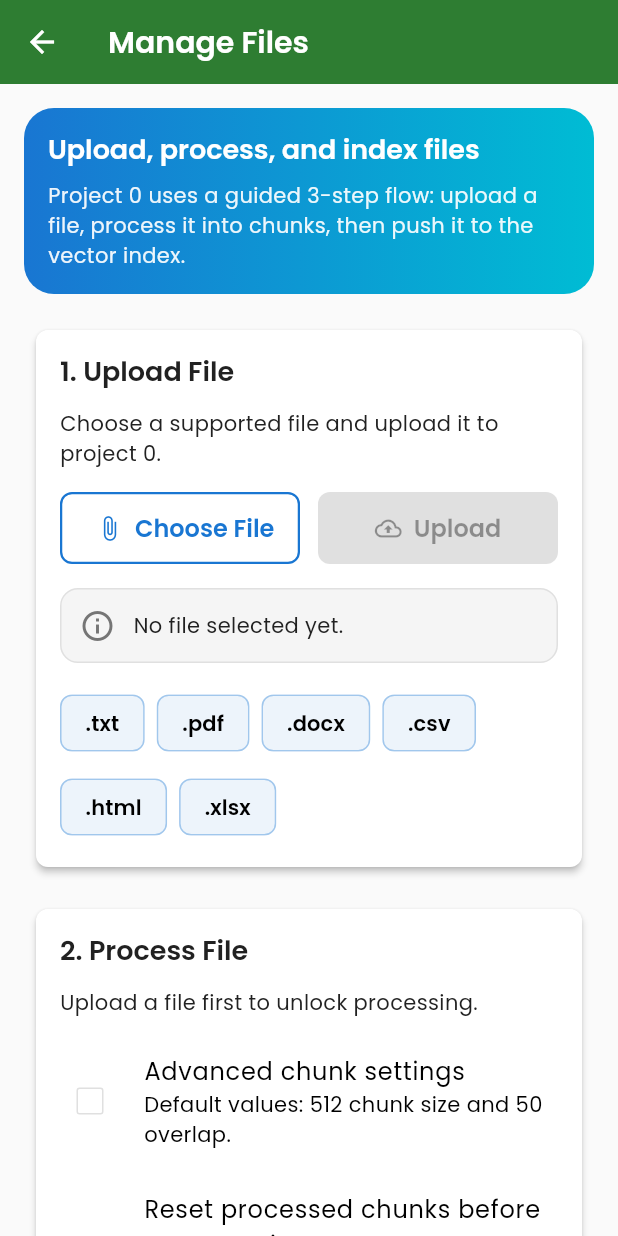
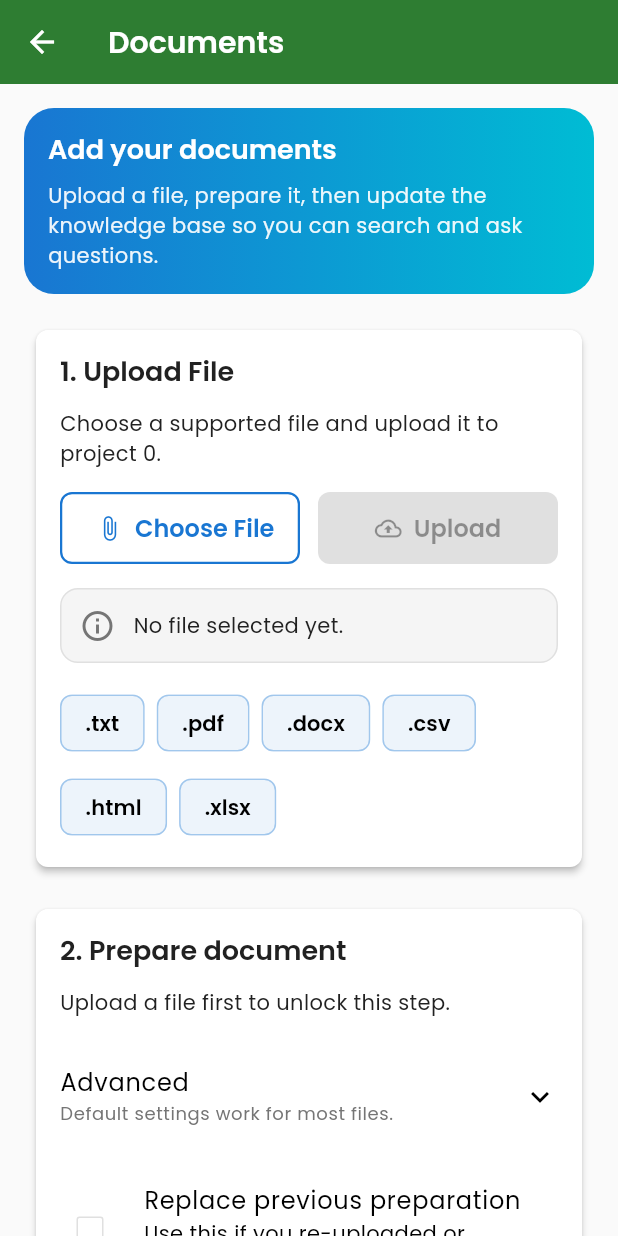
Before and after one commit to AbdElrhmanmwadi/knowledge-engine-mobile, a Flutter app: the FilesPage screen opened directly with empty values, on a phone screen of 412 x 824 dp. Run offline on Flutter 3.47's test engine with Material 3 defaults, Android fonts, the phone set to English and light mode, and no system bars; our stand-ins replace dio, file_picker, flutter_riverpod, go_router, google_fonts, open_filex and 1 more; accounts and stored records are empty.

```diff
--- a/knowledge_engine_mobile/lib/features/dashboard/presentation/pages/dashboard_page.dart
+++ b/knowledge_engine_mobile/lib/features/dashboard/presentation/pages/dashboard_page.dart
@@ -19,7 +19,7 @@ class DashboardPage extends StatelessWidget {
 
     return Scaffold(
       appBar: AppBar(
-        title: Text('Project $projectId'),
+        title: const Text('Workspace'),
         centerTitle: false,
       ),
       body: SafeArea(
@@ -44,14 +44,14 @@ class DashboardPage extends StatelessWidget {
                   crossAxisAlignment: CrossAxisAlignment.start,
                   children: [
                     Text(
-                      'Project workspace',
+                      'Your project is ready',
                       style: textTheme.headlineSmall?.copyWith(
                         color: Colors.white,
                       ),
                     ),
                     const SizedBox(height: 8),
                     Text(
-                      'Project ID: $projectId',
+                      'Project #$projectId',
                       style: textTheme.titleMedium?.copyWith(
                         color: Colors.white.withOpacity(0.92),
                         fontWeight: FontWeight.w700,
@@ -59,7 +59,7 @@ class DashboardPage extends StatelessWidget {
                     ),
                     const SizedBox(height: 12),
                     Text(
-                      'Choose what you want to do next: manage files, ask AI questions, or create translation jobs.',
+                      'Pick what you want to do next. You can always come back here.',
                       style: textTheme.bodyMedium?.copyWith(
                         color: Colors.white.withOpacity(0.92),
                       ),
@@ -69,30 +69,27 @@ class DashboardPage extends StatelessWidget {
               ),
               const SizedBox(height: 20),
               Text(
-                'Actions',
+                'Next steps',
                 style: textTheme.titleLarge,
               ),
               const SizedBox(height: 8),
               _DashboardActionCard(
-                title: 'Manage Files',
-                description:
-                    'Upload documents, process them into chunks, and push them to the vector index.',
+                title: 'Add documents',
+                description: 'Upload files and prepare them for searching.',
                 icon: Icons.folder_open_outlined,
                 color: AppTheme.secondaryColor,
                 onTap: () => context.push('/files', extra: projectId),
               ),
               _DashboardActionCard(
-                title: 'Ask AI',
-                description:
-                    'Run semantic search or ask grounded RAG questions for this project.',
+                title: 'Ask questions',
+                description: 'Search and ask the AI using your project documents.',
                 icon: Icons.auto_awesome_outlined,
                 color: AppTheme.primaryColor,
                 onTap: () => context.push('/ask', extra: projectId),
               ),
               _DashboardActionCard(
-                title: 'Translate Files',
-                description:
-                    'Create translation jobs, monitor progress, and capture translated result file IDs.',
+                title: 'Translate a file',
+                description: 'Request a translation and download the result.',
                 icon: Icons.translate_outlined,
                 color: AppTheme.tertiaryColor,
                 onTap: () => context.push('/translate', extra: projectId),
@@ -102,7 +99,7 @@ class DashboardPage extends StatelessWidget {
                 child: TextButton.icon(
                   onPressed: () => context.go('/projects'),
                   icon: const Icon(Icons.arrow_back),
-                  label: const Text('Back to Projects'),
+                  label: const Text('Switch project'),
                 ),
               ),
             ],
--- a/knowledge_engine_mobile/lib/features/files/presentation/pages/files_page.dart
+++ b/knowledge_engine_mobile/lib/features/files/presentation/pages/files_page.dart
@@ -24,7 +24,7 @@ class FilesPage extends ConsumerWidget {
 
     return Scaffold(
       appBar: AppBar(
-        title: const Text('Manage Files'),
+        title: const Text('Documents'),
         centerTitle: false,
       ),
       body: LoadingOverlay(
@@ -52,7 +52,7 @@ class FilesPage extends ConsumerWidget {
                     crossAxisAlignment: CrossAxisAlignment.start,
                     children: [
                       Text(
-                        'Upload, process, and index files',
+                        'Add your documents',
                         style:
                             Theme.of(context).textTheme.headlineSmall?.copyWith(
                                   color: Colors.white,
@@ -60,7 +60,7 @@ class FilesPage extends ConsumerWidget {
                       ),
                       const SizedBox(height: 8),
                       Text(
-                        'Project $projectId uses a guided 3-step flow: upload a file, process it into chunks, then push it to the vector index.',
+                        'Upload a file, prepare it, then update the knowledge base so you can search and ask questions.',
                         style: Theme.of(context).textTheme.bodyMedium?.copyWith(
                               color: Colors.white.withOpacity(0.92),
                             ),
--- a/knowledge_engine_mobile/lib/features/files/presentation/widgets/index_section.dart
+++ b/knowledge_engine_mobile/lib/features/files/presentation/widgets/index_section.dart
@@ -22,15 +22,21 @@ class IndexSection extends ConsumerWidget {
     final featureColor = AppTheme.getFeatureColor('files');
 
     return AppCard(
-      title: '3. Push to Index',
+      title: '3. Update knowledge base',
       children: [
         Text(
           state.processResponse == null
-              ? 'Processing must finish before indexing becomes available.'
-              : 'Push processed chunks into the vector database for retrieval.',
+              ? 'Finish preparing the document first.'
+              : 'This makes your prepared document available for search and answers.',
           style: Theme.of(context).textTheme.bodyMedium,
         ),
         const SizedBox(height: 16),
+        ExpansionTile(
+          tilePadding: EdgeInsets.zero,
+          childrenPadding: EdgeInsets.zero,
+          title: const Text('Advanced'),
+          subtitle: const Text('Only needed for full rebuilds.'),
+          children: [
             CheckboxListTile(
               value: state.indexDoReset,
               onChanged: state.isBusy
@@ -38,14 +44,17 @@ class IndexSection extends ConsumerWidget {
                   : (value) => notifier.toggleIndexDoReset(value ?? false),
               contentPadding: EdgeInsets.zero,
               controlAffinity: ListTileControlAffinity.leading,
-          title: const Text('Full reindex (do_reset)'),
-          subtitle: const Text('Rebuild the vector collection from scratch.'),
+              title: const Text('Full rebuild'),
+              subtitle:
+                  const Text('Rebuild the knowledge base from scratch (slower).'),
+            ),
+          ],
         ),
         const SizedBox(height: 8),
         SizedBox(
           width: double.infinity,
           child: AppButton(
-            label: 'Push Index',
+            label: 'Update knowledge base',
             icon: Icons.publish_outlined,
             onPressed: notifier.pushIndex,
             isLoading: state.isIndexing,
--- a/knowledge_engine_mobile/lib/features/files/presentation/widgets/process_section.dart
+++ b/knowledge_engine_mobile/lib/features/files/presentation/widgets/process_section.dart
@@ -2,7 +2,6 @@ import 'package:flutter/material.dart';
 import 'package:flutter/services.dart';
 import 'package:flutter_riverpod/flutter_riverpod.dart';
 
-import '../../../../core/config/app_config.dart';
 import '../../../../core/config/constants.dart';
 import '../../../../core/theme/app_theme.dart';
 import '../../../../core/widgets/app_button.dart';
@@ -24,33 +23,31 @@ class ProcessSection extends ConsumerWidget {
     final featureColor = AppTheme.getFeatureColor('files');
 
     return AppCard(
-      title: '2. Process File',
+      title: '2. Prepare document',
       children: [
         Text(
           state.fileId == null
-              ? 'Upload a file first to unlock processing.'
-              : 'Configure how the uploaded file will be chunked before indexing.',
+              ? 'Upload a file first to unlock this step.'
+              : 'This prepares your document so it can be searched and used for answers.',
           style: Theme.of(context).textTheme.bodyMedium,
         ),
         const SizedBox(height: 16),
-        CheckboxListTile(
-          value: state.showAdvancedOptions,
-          onChanged: state.isBusy
-              ? null
-              : (value) => notifier.toggleAdvancedOptions(value ?? false),
-          contentPadding: EdgeInsets.zero,
-          controlAffinity: ListTileControlAffinity.leading,
-          title: const Text('Advanced chunk settings'),
+        ExpansionTile(
+          tilePadding: EdgeInsets.zero,
+          childrenPadding: EdgeInsets.zero,
+          title: const Text('Advanced'),
           subtitle: Text(
-            'Default values: ${AppConfig.defaultChunkSize} chunk size and ${AppConfig.defaultOverlapSize} overlap.',
+            'Default settings work for most files.',
+            style: Theme.of(context).textTheme.bodySmall,
           ),
-        ),
-        if (state.showAdvancedOptions) ...[
+          onExpansionChanged: state.isBusy ? null : notifier.toggleAdvancedOptions,
+          initiallyExpanded: state.showAdvancedOptions,
+          children: [
             const SizedBox(height: 8),
             TextField(
               enabled: !state.isBusy,
               keyboardType: TextInputType.number,
-            inputFormatters:  <TextInputFormatter>[
+              inputFormatters: <TextInputFormatter>[
                 FilteringTextInputFormatter.digitsOnly,
               ],
               decoration: InputDecoration(
@@ -66,7 +63,7 @@ class ProcessSection extends ConsumerWidget {
             TextField(
               enabled: !state.isBusy,
               keyboardType: TextInputType.number,
-            inputFormatters:  <TextInputFormatter>[
+              inputFormatters: <TextInputFormatter>[
                 FilteringTextInputFormatter.digitsOnly,
               ],
               decoration: InputDecoration(
@@ -78,7 +75,14 @@ class ProcessSection extends ConsumerWidget {
               ),
               onChanged: notifier.updateOverlapSize,
             ),
+            const SizedBox(height: 8),
+            Text(
+              'Tip: Only change these if you know what you’re optimizing for.',
+              style: Theme.of(context).textTheme.bodySmall,
+            ),
+            const SizedBox(height: 12),
           ],
+        ),
         const SizedBox(height: 12),
         CheckboxListTile(
           value: state.processDoReset,
@@ -87,16 +91,14 @@ class ProcessSection extends ConsumerWidget {
               : (value) => notifier.toggleProcessDoReset(value ?? false),
           contentPadding: EdgeInsets.zero,
           controlAffinity: ListTileControlAffinity.leading,
-          title: const Text('Reset processed chunks before reprocessing'),
-          subtitle: const Text(
-            'Enable this when you want to replace prior chunks.',
-          ),
+          title: const Text('Replace previous preparation'),
+          subtitle: const Text('Use this if you re-uploaded or changed the file.'),
         ),
         const SizedBox(height: 8),
         SizedBox(
           width: double.infinity,
           child: AppButton(
-            label: 'Process File',
+            label: 'Prepare document',
             icon: Icons.auto_awesome_motion_outlined,
             onPressed: notifier.processFile,
             isLoading: state.isProcessing,
--- a/knowledge_engine_mobile/lib/features/projects/presentation/providers/projects_notifier.dart
+++ b/knowledge_engine_mobile/lib/features/projects/presentation/providers/projects_notifier.dart
@@ -71,7 +71,7 @@ class ProjectsNotifier extends AsyncNotifier<ProjectsState> {
     // Check if empty
     if (input.isEmpty) {
       state = AsyncValue.data(
-        currentState.copyWith(validationError: 'Please enter a project ID'),
+        currentState.copyWith(validationError: 'Enter your Project ID to continue.'),
       );
       return false;
     }
@@ -81,7 +81,7 @@ class ProjectsNotifier extends AsyncNotifier<ProjectsState> {
     if (projectId == null || projectId <= 0) {
       state = AsyncValue.data(
         currentState.copyWith(
-          validationError: 'Project ID must be a positive number',
+          validationError: 'Project ID must be a positive number (e.g. 123).',
         ),
       );
       return false;
@@ -110,7 +110,7 @@ class ProjectsNotifier extends AsyncNotifier<ProjectsState> {
       state = AsyncValue.data(
         currentState.copyWith(
           isLoading: false,
-          errorMessage: 'Error saving project: $e',
+          errorMessage: 'Couldn’t save this project to Recents. Please try again.',
         ),
       );
     }
@@ -133,7 +133,7 @@ class ProjectsNotifier extends AsyncNotifier<ProjectsState> {
       );
       state = AsyncValue.data(
         currentState.copyWith(
-          errorMessage: 'Error deleting project: $e',
+          errorMessage: 'Couldn’t delete this project. Please try again.',
         ),
       );
       return false;
```
Also changed, not shown: knowledge_engine_mobile/lib/core/network/user_friendly_error.dart (added, +68 -0 lines), knowledge_engine_mobile/lib/features/files/presentation/providers/files_notifier.dart (+13 -3 lines), knowledge_engine_mobile/lib/features/projects/presentation/pages/projects_page.dart (+49 -7 lines), knowledge_engine_mobile/lib/features/rag/presentation/providers/rag_notifier.dart (+9 -2 lines), knowledge_engine_mobile/lib/features/translation/presentation/widgets/job_status_section.dart (+54 -14 lines), knowledge_engine_mobile/lib/features/translation/presentation/widgets/translation_status_card.dart (+23 -4 lines). Lines whose indentation alone changed are shown as unchanged.
